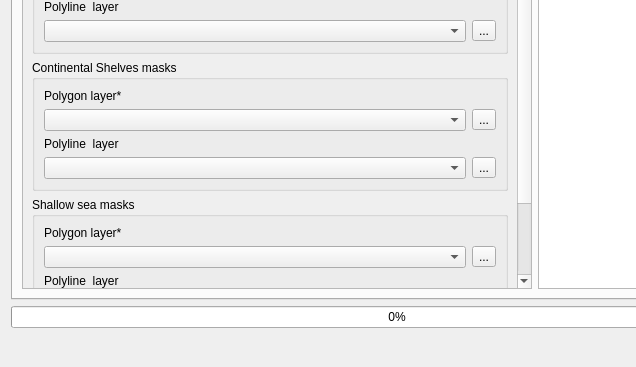
Above: mask_maker_dialog_base.ui from jaminzoda/terra-antiqua before the change; both pictures show x 0 to 636 and y 133 to 500 of the 880 by 500 pixel window. Below: the same form after it.
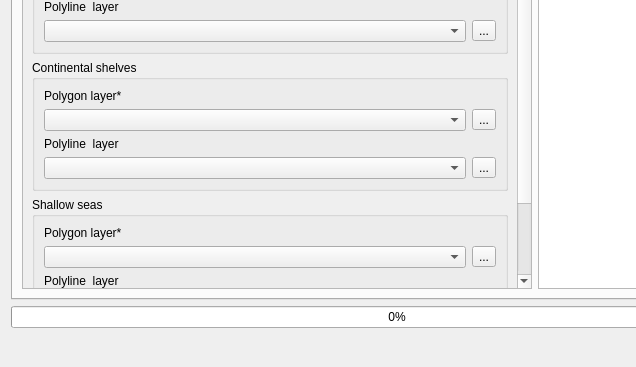
That is the form after the change. Custom widgets are drawn as their Qt base class.

```diff
--- a/mask_maker_dialog_base.ui
+++ b/mask_maker_dialog_base.ui
@@ -48,15 +48,15 @@
              <rect>
               <x>0</x>
               <y>0</y>
-              <width>491</width>
-              <height>472</height>
+              <width>461</width>
+              <height>579</height>
              </rect>
             </property>
             <layout class="QGridLayout" name="gridLayout_2">
              <item row="2" column="0">
               <widget class="QGroupBox" name="groupBox">
                <property name="title">
-                <string>Shallow sea masks</string>
+                <string>Shallow seas</string>
                </property>
                <layout class="QVBoxLayout" name="verticalLayout_8">
                 <item>
@@ -250,7 +250,7 @@
              <item row="1" column="0">
               <widget class="QGroupBox" name="groupBox_3">
                <property name="title">
-                <string>Continental Shelves masks</string>
+                <string>Continental shelves</string>
                </property>
                <layout class="QVBoxLayout" name="verticalLayout_9">
                 <item>
```
Left out of the diff: 38 changed lines with no effect on the pictures.
